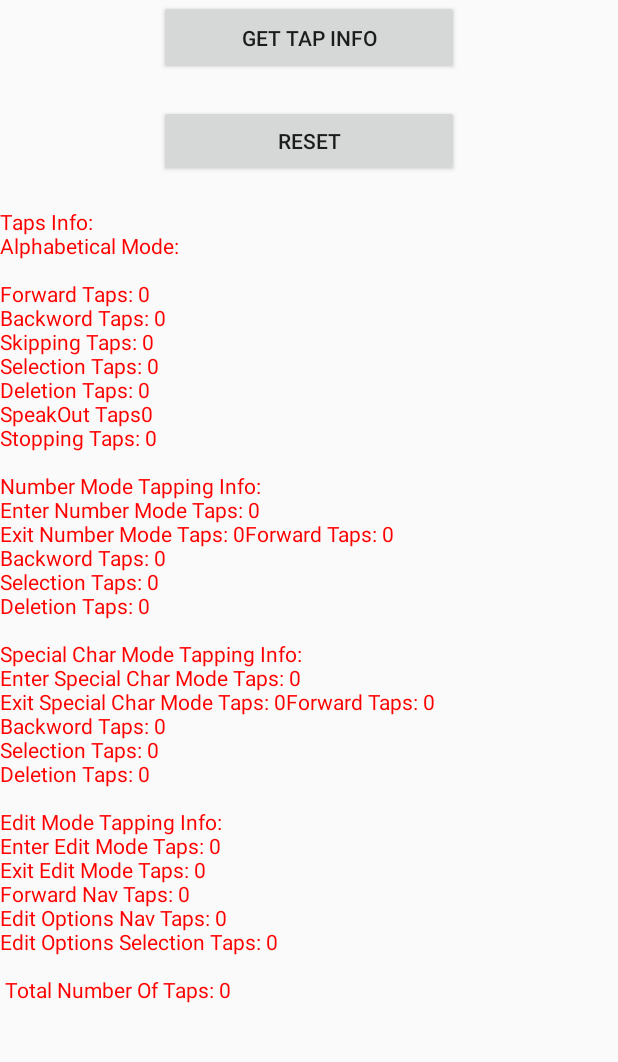
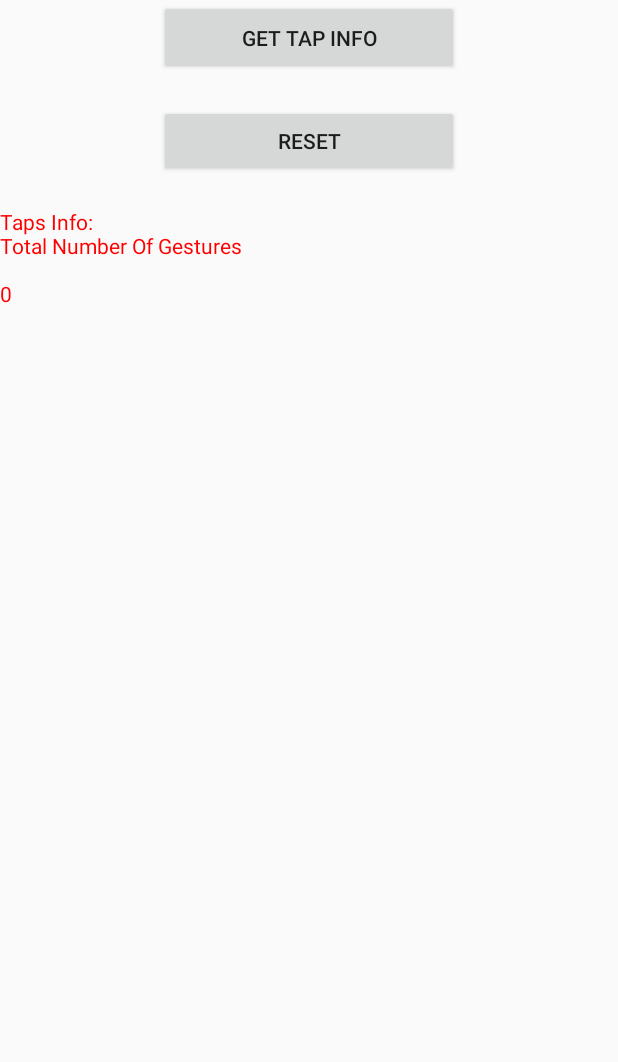
Before and after one commit to DavideBolchini/CharHopLayout, an Android app: the screen it shows after launch (MainActivity), after a tap on "RESET", on a phone screen of 412 x 824 dp, the part 133-1195 px from its top. Run offline under Robolectric (Android 15) with nearby library versions, the phone set to English and light mode, and no system bars; libraries missing offline, so code that uses them is left out: com.tapwithus.sdk; 5 statements that could not run were skipped.

Commit message:
Comments and Improvements

```diff
--- a/app/src/main/java/com/example/charhoplayout/CountTotalTaps.java
+++ b/app/src/main/java/com/example/charhoplayout/CountTotalTaps.java
@@ -10,34 +10,35 @@ public class CountTotalTaps {
 
         this.counts = counts;
 
-        this.counts.put("alModeForward", 0);
-        this.counts.put("alModeBackward", 0);
-        this.counts.put("alModeHopping", 0);
-        this.counts.put("alModeSelection", 0);
-        this.counts.put("alModeSpeakOut", 0);
-        this.counts.put("alMOdeDeletion", 0);
-        this.counts.put("alModeReset", 0);
-
-        this.counts.put("nmModeEnter", 0);
-        this.counts.put("nmModeExit", 0);
-        this.counts.put("nmModeForward", 0);
-        this.counts.put("nmModeBackward", 0);
-        this.counts.put("nmModeSelection", 0);
-        this.counts.put("nmModeDeletion", 0);
-
-        this.counts.put("specialCharModeEnter", 0);
-        this.counts.put("specialCharModeExit", 0);
-        this.counts.put("specialCharModeForward", 0);
-        this.counts.put("specialCharModeBackward", 0);
-        this.counts.put("specialCharModeSelection", 0);
-        this.counts.put("specialCharModeDeletion",0);
-
-        this.counts.put("editModeEnter", 0);
-        this.counts.put("editModeExit", 0);
-        this.counts.put("editModeForwardNav", 0);
-        this.counts.put("editModeDecisionNav", 0);
-        this.counts.put("editModeDecisionSelection", 0);
-        this.counts.put("editModeDeletion", 0);
+        this.counts.put("TotalGestureCount",0);
+//        this.counts.put("alModeForward", 0);
+//        this.counts.put("alModeBackward", 0);
+//        this.counts.put("alModeHopping", 0);
+//        this.counts.put("alModeSelection", 0);
+//        this.counts.put("alModeSpeakOut", 0);
+//        this.counts.put("alMOdeDeletion", 0);
+//        this.counts.put("alModeReset", 0);
+//
+//        this.counts.put("nmModeEnter", 0);
+//        this.counts.put("nmModeExit", 0);
+//        this.counts.put("nmModeForward", 0);
+//        this.counts.put("nmModeBackward", 0);
+//        this.counts.put("nmModeSelection", 0);
+//        this.counts.put("nmModeDeletion", 0);
+//
+//        this.counts.put("specialCharModeEnter", 0);
+//        this.counts.put("specialCharModeExit", 0);
+//        this.counts.put("specialCharModeForward", 0);
+//        this.counts.put("specialCharModeBackward", 0);
+//        this.counts.put("specialCharModeSelection", 0);
+//        this.counts.put("specialCharModeDeletion",0);
+//
+//        this.counts.put("editModeEnter", 0);
+//        this.counts.put("editModeExit", 0);
+//        this.counts.put("editModeForwardNav", 0);
+//        this.counts.put("editModeDecisionNav", 0);
+//        this.counts.put("editModeDecisionSelection", 0);
+//        this.counts.put("editModeDeletion", 0);
     }
 
     public void performCounting(String val) {
@@ -55,63 +56,65 @@ public class CountTotalTaps {
     public String displayTotalTapsCount()
     {
         String info = "";
-        info = "Taps Info:\nAlphabetical Mode:\n\n"
-                +"Forward Taps: "+counts.get("alModeForward")
-                +"\nBackword Taps: "+counts.get("alModeBackward")
-                +"\nSkipping Taps: "+counts.get("alModeHopping")
-                +"\nSelection Taps: "+counts.get("alModeSelection")
-                +"\nDeletion Taps: "+counts.get("alMOdeDeletion")
-                +"\nSpeakOut Taps"+counts.get("alModeSpeakOut")
-                +"\nStopping Taps: "+counts.get("alModeReset")
-                +"\n\n"+"Number Mode Tapping Info:\n"
-                +"Enter Number Mode Taps: "+counts.get("nmModeEnter")
-                +"\nExit Number Mode Taps: "+counts.get("nmModeExit")
-                +"Forward Taps: "+counts.get("nmModeForward")
-                +"\nBackword Taps: "+counts.get("nmModeBackward")
-                +"\nSelection Taps: "+counts.get("nmModeSelection")
-                +"\nDeletion Taps: "+counts.get("nmModeDeletion")
-                +"\n\n"+"Special Char Mode Tapping Info:\n"
-                +"Enter Special Char Mode Taps: "+counts.get("specialCharModeEnter")
-                +"\nExit Special Char Mode Taps: "+counts.get("specialCharModeExit")
-                +"Forward Taps: "+counts.get("specialCharModeForward")
-                +"\nBackword Taps: "+counts.get("specialCharModeBackward")
-                +"\nSelection Taps: "+counts.get("specialCharModeSelection")
-                +"\nDeletion Taps: "+counts.get("specialCharModeDeletion")
-                +"\n\n"+"Edit Mode Tapping Info:\n"
-                +"Enter Edit Mode Taps: "+counts.get("editModeEnter")
-                +"\nExit Edit Mode Taps: "+counts.get("editModeExit")
-                +"\nForward Nav Taps: "+counts.get("editModeForwardNav")
-                +"\nEdit Options Nav Taps: "+counts.get("editModeDecisionNav")
-                +"\nEdit Options Selection Taps: "+counts.get("editModeDecisionSelection")
-                /*+"\nSelection (Edit/Replace) Edit Mode Taps: "+counts.get("Selection in Edit")
-                +"\n Deletion in Edit Taps:  "+counts.get("Deletion in Edit")*/;
-        int total_taps;
+        info = "Taps Info:\nTotal Number Of Gestures\n\n"+counts.get("TotalGestureCount");
 
-        total_taps = counts.get("alModeForward")
-                + counts.get("alModeBackward")
-                + counts.get("alModeHopping")
-                + counts.get("alModeSelection")
-                + counts.get("alMOdeDeletion")
-                + counts.get("alModeSpeakOut")
-                + counts.get("alModeReset")
-                + counts.get("nmModeEnter")
-                + counts.get("nmModeExit")
-                + counts.get("nmModeForward")
-                + counts.get("nmModeBackward")
-                + counts.get("nmModeSelection")
-                + counts.get("nmModeDeletion")
-                + counts.get("specialCharModeEnter")
-                + counts.get("specialCharModeExit")
-                + counts.get("specialCharModeForward")
-                + counts.get("specialCharModeBackward")
-                + counts.get("specialCharModeSelection")
-                + counts.get("specialCharModeDeletion")
-                + counts.get("editModeEnter")
-                + counts.get("editModeExit")
-                + counts.get("editModeForwardNav")
-                + counts.get("editModeDecisionNav")
-                + counts.get("editModeDecisionSelection");
+//        info = "Taps Info:\nAlphabetical Mode:\n\n"
+//                +"Forward Taps: "+counts.get("alModeForward")
+//                +"\nBackword Taps: "+counts.get("alModeBackward")
+//                +"\nSkipping Taps: "+counts.get("alModeHopping")
+//                +"\nSelection Taps: "+counts.get("alModeSelection")
+//                +"\nDeletion Taps: "+counts.get("alMOdeDeletion")
+//                +"\nSpeakOut Taps"+counts.get("alModeSpeakOut")
+//                +"\nStopping Taps: "+counts.get("alModeReset")
+//                +"\n\n"+"Number Mode Tapping Info:\n"
+//                +"Enter Number Mode Taps: "+counts.get("nmModeEnter")
+//                +"\nExit Number Mode Taps: "+counts.get("nmModeExit")
+//                +"Forward Taps: "+counts.get("nmModeForward")
+//                +"\nBackword Taps: "+counts.get("nmModeBackward")
+//                +"\nSelection Taps: "+counts.get("nmModeSelection")
+//                +"\nDeletion Taps: "+counts.get("nmModeDeletion")
+//                +"\n\n"+"Special Char Mode Tapping Info:\n"
+//                +"Enter Special Char Mode Taps: "+counts.get("specialCharModeEnter")
+//                +"\nExit Special Char Mode Taps: "+counts.get("specialCharModeExit")
+//                +"Forward Taps: "+counts.get("specialCharModeForward")
+//                +"\nBackword Taps: "+counts.get("specialCharModeBackward")
+//                +"\nSelection Taps: "+counts.get("specialCharModeSelection")
+//                +"\nDeletion Taps: "+counts.get("specialCharModeDeletion")
+//                +"\n\n"+"Edit Mode Tapping Info:\n"
+//                +"Enter Edit Mode Taps: "+counts.get("editModeEnter")
+//                +"\nExit Edit Mode Taps: "+counts.get("editModeExit")
+//                +"\nForward Nav Taps: "+counts.get("editModeForwardNav")
+//                +"\nEdit Options Nav Taps: "+counts.get("editModeDecisionNav")
+//                +"\nEdit Options Selection Taps: "+counts.get("editModeDecisionSelection")
+//                /*+"\nSelection (Edit/Replace) Edit Mode Taps: "+counts.get("Selection in Edit")
+//                +"\n Deletion in Edit Taps:  "+counts.get("Deletion in Edit")*/;
+//        int total_taps;
+//
+//        total_taps = counts.get("alModeForward")
+//                + counts.get("alModeBackward")
+//                + counts.get("alModeHopping")
+//                + counts.get("alModeSelection")
+//                + counts.get("alMOdeDeletion")
+//                + counts.get("alModeSpeakOut")
+//                + counts.get("alModeReset")
+//                + counts.get("nmModeEnter")
+//                + counts.get("nmModeExit")
+//                + counts.get("nmModeForward")
+//                + counts.get("nmModeBackward")
+//                + counts.get("nmModeSelection")
+//                + counts.get("nmModeDeletion")
+//                + counts.get("specialCharModeEnter")
+//                + counts.get("specialCharModeExit")
+//                + counts.get("specialCharModeForward")
+//                + counts.get("specialCharModeBackward")
+//                + counts.get("specialCharModeSelection")
+//                + counts.get("specialCharModeDeletion")
+//                + counts.get("editModeEnter")
+//                + counts.get("editModeExit")
+//                + counts.get("editModeForwardNav")
+//                + counts.get("editModeDecisionNav")
+//                + counts.get("editModeDecisionSelection");
 
-        return info+"\n\n Total Number Of Taps: "+total_taps;
+        return info;
     }
 }
--- a/app/src/main/java/com/example/charhoplayout/MainActivity.java
+++ b/app/src/main/java/com/example/charhoplayout/MainActivity.java
@@ -1,8 +1,12 @@
+/*
+* Developer : Anup Atul Mulay
+* Contact Number: +1-317-998-0306
+* email: anup.mulay96@gmail.com / anmulay@iupui.edu
+* */
+
 package com.example.charhoplayout;
-
 import androidx.annotation.NonNull;
 import androidx.appcompat.app.AppCompatActivity;
-
 import android.bluetooth.BluetoothAdapter;
 import android.graphics.Color;
 import android.os.Bundle;
@@ -11,7 +15,6 @@ import android.util.Log;
 import android.view.View;
 import android.widget.Button;
 import android.widget.TextView;
-
 import com.tapwithus.sdk.TapListener;
 import com.tapwithus.sdk.TapSdk;
 import com.tapwithus.sdk.TapSdkFactory;
@@ -19,11 +22,9 @@ import com.tapwithus.sdk.airmouse.AirMousePacket;
 import com.tapwithus.sdk.bluetooth.BluetoothManager;
 import com.tapwithus.sdk.bluetooth.TapBluetoothManager;
 import com.tapwithus.sdk.mouse.MousePacket;
-
 import java.util.ArrayList;
 import java.util.HashMap;
 import java.util.Locale;
-
 
 public class MainActivity extends AppCompatActivity implements TextToSpeech.OnInitListener {
 
@@ -82,10 +83,10 @@ public class MainActivity extends AppCompatActivity implements TextToSpeech.OnIn
         TapBluetoothManager tapBluetoothManager = new TapBluetoothManager(bluetoothManager);
         TapSdk sdk = new TapSdk(tapBluetoothManager);     // Connect Bluetooth Manager with Tap Strap SDK
 
-        TapSdkFactory.getDefault(getApplicationContext());
+        TapSdkFactory.getDefault(getApplicationContext());  //
         sdk.registerTapListener(mTap);
 
-        tts = new TextToSpeech(this,MainActivity.this);
+        tts = new TextToSpeech(this,MainActivity.this);  // Instantiate google Text-To-Speech Engine
 
         btnGetInfo = findViewById(R.id.btnGetInfo);
         btnResetInfo = findViewById(R.id.btnReset);
@@ -113,16 +114,15 @@ public class MainActivity extends AppCompatActivity implements TextToSpeech.OnIn
         });
     }
 
-    public TapListener mTap =new TapListener() {
-
-        AlphabetMode alMode = new AlphabetMode(MainActivity.this);
-        NumbersMode nmMode = new NumbersMode(MainActivity.this);
-        SpecialCharactersMode specialCharMode = new SpecialCharactersMode(MainActivity.this);
-        TypedString tyString = new TypedString();
-        EditMode edMode = new EditMode(MainActivity.this);
-        AutoSuggestionsMode autoSuggestionsMode = new AutoSuggestionsMode();
-        HashMap<String, Runnable> commands = new HashMap<>();
-
+    public TapListener mTap =new TapListener()
+    {
+        AlphabetMode alMode = new AlphabetMode(MainActivity.this);                 // Instantiate Alphabet Mode
+        NumbersMode nmMode = new NumbersMode(MainActivity.this);                  // Instantiate Number Mode
+        SpecialCharactersMode specialCharMode = new SpecialCharactersMode(MainActivity.this); // Instantiate Special Char Mode
+        TypedString tyString = new TypedString();                                       // Instantiate Syntagm
+        EditMode edMode = new EditMode(MainActivity.this);                       // Instantiate Edit Mode
+        AutoSuggestionsMode autoSuggestionsMode = new AutoSuggestionsMode();           // Instantiate AutoSuggestion Mode
+        HashMap<String, Runnable> commands = new HashMap<>();                         // Instantiate commands holder for that mode
 
         @Override
         public void onBluetoothTurnedOn() {
@@ -140,24 +140,22 @@ public class MainActivity extends AppCompatActivity implements TextToSpeech.OnIn
 
         @Override
         public void onTapConnected(@NonNull String tapIdentifier) {
-            alMode.speakOut(tts,"Tap Strap connected to the phone   You can start keyflow");
-            alMode.alModeInitialise();
-            nmMode.nmModeInitialise();
-            specialCharMode.spModeInitialise();
-            tyString.typedStringInitialise();
-            //edMode.edModeInitialise(tts,tyString.alreadyTyped,getApplicationContext());
+            alMode.speakOut(tts,"Tap Strap connected to the phone. You can start keyflow");    // SpeakOut once tapStrap connected to phone
+            alMode.alModeInitialise();      // Initialise Alphabet Mode
+            nmMode.nmModeInitialise();      // Initialise Number Mode
+            specialCharMode.spModeInitialise(); // Initialise Special Char Mode
+
+            tyString.typedStringInitialise();   // Initialise Syntagm
 
             EarconManager earconManager = new EarconManager();
             earconManager.setupEarcons(MainActivity.tts,getApplicationContext().getPackageName());
 
-            commands = loadAlphabletModeCommands(commands,tyString.alreadyTyped,tyString.word);
-
+            commands = loadAlphabletModeCommands(commands,tyString.alreadyTyped,tyString.word); // Load Alphabet Mode commands
         }
 
         @Override
         public void onTapDisconnected(@NonNull String tapIdentifier) {
-            alMode.speakOut(tts,"Tap strap not connected to the phone");
-
+            alMode.speakOut(tts,"Tap strap not connected to the phone");       // SpeakOut once tapStrap unable to connect to phone
         }
 
         @Override
@@ -189,19 +187,23 @@ public class MainActivity extends AppCompatActivity implements TextToSpeech.OnIn
             {
                 switch (data)
                 {
-                    case 2:
+                    case 2: // Forward Gesture : Index Finger
+                        gestureCount();
                         commands.get("forward").run();
                         break;
 
-                    case 4:
+                    case 4: // Backward Gesture : Middle Finger
+                        gestureCount();
                         commands.get("backward").run();
                         break;
 
-                    case 6:
+                    case 6: // Hopping Gesture : Index + Middle Finger
+                        gestureCount();
                         commands.get("hopping").run();
                         break;
 
-                    case 1:
+                    case 1: // Selection Gesture : Thumb Finger
+                        gestureCount();
                         if(inEditMode == 1)
                         {
                             commands.get("selection").run();
@@ -221,27 +223,30 @@ public class MainActivity extends AppCompatActivity implements TextToSpeech.OnIn
                         }
                         break;
 
-                    case 16:
+                    case 16: // Deletion Gesture : Pinky Finger
+                        gestureCount();
                         commands.get("deletion").run();
                         break;
 
-                    case 30:
+                    case 30: // Speak Out Gesture : Index + Middle + Ring + Pinky Finger
+                        gestureCount();
                         commands.get("speakout").run();
                         break;
 
-                    case 8:
+                    case 8: // Reset Gesture : Ring Finger
+                        gestureCount();
                         commands.get("reset").run();
                         break;
 
-                    case 3:
-                        //Enter Number Mode
+                    case 3: //Enter Number Mode Gesture : Index + Thumb Finger
+                        gestureCount();
                         if(inNumberMode == 0)
                         {
                             inNumberMode = 1;
                             tts.speak("Enter Number Mode",TextToSpeech.QUEUE_FLUSH,null,null);
                             commands = loadNumberModeCommands(commands,tyString.alreadyTyped,tyString.word);
                         }
-                        //Exit Number Mode
+                        //Exit Number Mode : Index + Thumb Finger
                         else
                         {
                             commands = loadAlphabletModeCommands(commands,tyString.alreadyTyped,tyString.word);
@@ -251,14 +256,15 @@ public class MainActivity extends AppCompatActivity implements TextToSpeech.OnIn
                         break;
 
                     case 5:
-                        //Enter Special Character Mode
+                        //Enter Special Character Mode : Middle + Thumb Finger
+                        gestureCount();
                         if(inSpecialCharMode == 0)
                         {
                             inSpecialCharMode = 1;
                             tts.speak("Enter Special Character Mode",TextToSpeech.QUEUE_FLUSH,null,null);
                             commands = loadSpecialCharacterModeCommands(commands,tyString.alreadyTyped,tyString.word);
                         }
-                        //Exit Special Character Mode
+                        //Exit Special Character Mode : Middle + Thumb Finger
                         else
                         {
                             inSpecialCharMode = 0;
@@ -267,7 +273,8 @@ public class MainActivity extends AppCompatActivity implements TextToSpeech.OnIn
                         }
                         break;
                     case 14:
-                        //Enter Edit Mode
+                        //Enter Edit Mode : Index + Middle + Ring Finger
+                        gestureCount();
                         if(inEditMode == 0 & EditMode.editMode==false)
                         {
                             inEditMode = 1;
@@ -294,7 +301,7 @@ public class MainActivity extends AppCompatActivity implements TextToSpeech.OnIn
 
                             commands = loadEditModeCommands(commands,tyString.alreadyTyped,tyString.word);
                         }
-                        //Exit Edit Mode
+                        //Exit Edit Mode : Index + Middle + Ring Finger
                         else if (EditMode.editMode==true)
                         {
                             inEditMode = 0;
@@ -305,14 +312,15 @@ public class MainActivity extends AppCompatActivity implements TextToSpeech.OnIn
                         break;
 
                     case 9:
-                        //Enter Autosuggestion Mode
+                        //Enter Autosuggestion Mode : Ring + Thumb Finger
+                        gestureCount();
                         if(inAutoSuggestionMode == 0)
                         {
                             SuggestionsResult = autoSuggestionsMode.fetchAutoSuggestions(getApplicationContext(),tts,tyString.word);
                             commands = loadAutoSuggestionCommands(commands,SuggestionsResult);
                             inAutoSuggestionMode = 1;
                         }
-                        //Exit Autosuggestion Mode
+                        //Exit Autosuggestion Mode : Ring + Thumb Finger
                         else if(inAutoSuggestionMode == 1)
                         {
                             tts.speak("Exit Autosuggestion Mode",TextToSpeech.QUEUE_FLUSH,null,null);
@@ -328,6 +336,7 @@ public class MainActivity extends AppCompatActivity implements TextToSpeech.OnIn
             }
             catch(NullPointerException npe)
             {
+                // No implementation found for run() so such gesture not recognised
                 tts.speak("Gesture Not Recognised",TextToSpeech.QUEUE_FLUSH,null,null);
             }
 
@@ -611,6 +620,11 @@ public class MainActivity extends AppCompatActivity implements TextToSpeech.OnIn
 
         }
 
+        /*
+        * Method to load Number Mode Commands
+        * Method Input: Current commands; alreadyTyped String; word String
+        * Method Output: Commands HashMap with Number Mode related commands
+        * */
         private HashMap<String,Runnable> loadNumberModeCommands(HashMap<String,Runnable> commands, String alredyTyped, String word)
         {
             commands.clear();
@@ -635,6 +649,12 @@ public class MainActivity extends AppCompatActivity implements TextToSpeech.OnIn
             return commands;
         }
 
+
+        /*
+         * Method to load Special Characters Mode Commands
+         * Method Input: Current commands; alreadyTyped String; word String
+         * Method Output: Commands HashMap with Special Characters Mode related commands
+         * */
         private HashMap<String, Runnable> loadSpecialCharacterModeCommands(HashMap<String,Runnable> commands,String alredyTyped, String word)
         {
             commands.clear();
@@ -657,6 +677,11 @@ public class MainActivity extends AppCompatActivity implements TextToSpeech.OnIn
             return commands;
         }
 
+        /*
+         * Method to load Alphabet Mode Commands
+         * Method Input: Current commands; alreadyTyped String; word String
+         * Method Output: Commands HashMap with Alphabet Mode related commands
+         * */
         private HashMap<String, Runnable> loadAlphabletModeCommands(HashMap<String,Runnable> commands,String alredyTyped,String word)
         {
             commands.clear();
@@ -682,6 +707,11 @@ public class MainActivity extends AppCompatActivity implements TextToSpeech.OnIn
             return commands;
         }
 
+        /*
+         * Method to load Edit Mode Commands
+         * Method Input: Current commands; alreadyTyped String; word String
+         * Method Output: Commands HashMap with Edit Mode related commands
+         * */
         private HashMap<String,Runnable> loadEditModeCommands(HashMap<String,Runnable> commands,String alredyTyped,String word)
         {
             inEditMode = 1;
@@ -697,6 +727,11 @@ public class MainActivity extends AppCompatActivity implements TextToSpeech.OnIn
             return commands;
         }
 
+        /*
+         * Method to load Autosuggestion Mode Commands
+         * Method Input: Current commands; alreadyTyped String; word String
+         * Method Output: Commands HashMap with Autosuggestion Mode related commands
+         * */
         private HashMap<String, Runnable> loadAutoSuggestionCommands(HashMap<String,Runnable> commands, ArrayList<String> SuggestionsResult)
         {
             inAutoSuggestionMode = 1;
@@ -707,6 +742,11 @@ public class MainActivity extends AppCompatActivity implements TextToSpeech.OnIn
 
             return commands;
 
+        }
+
+        public void gestureCount()
+        {
+            countTotalTaps.performCounting("TotalGestureCount");
         }
     };
 
```
